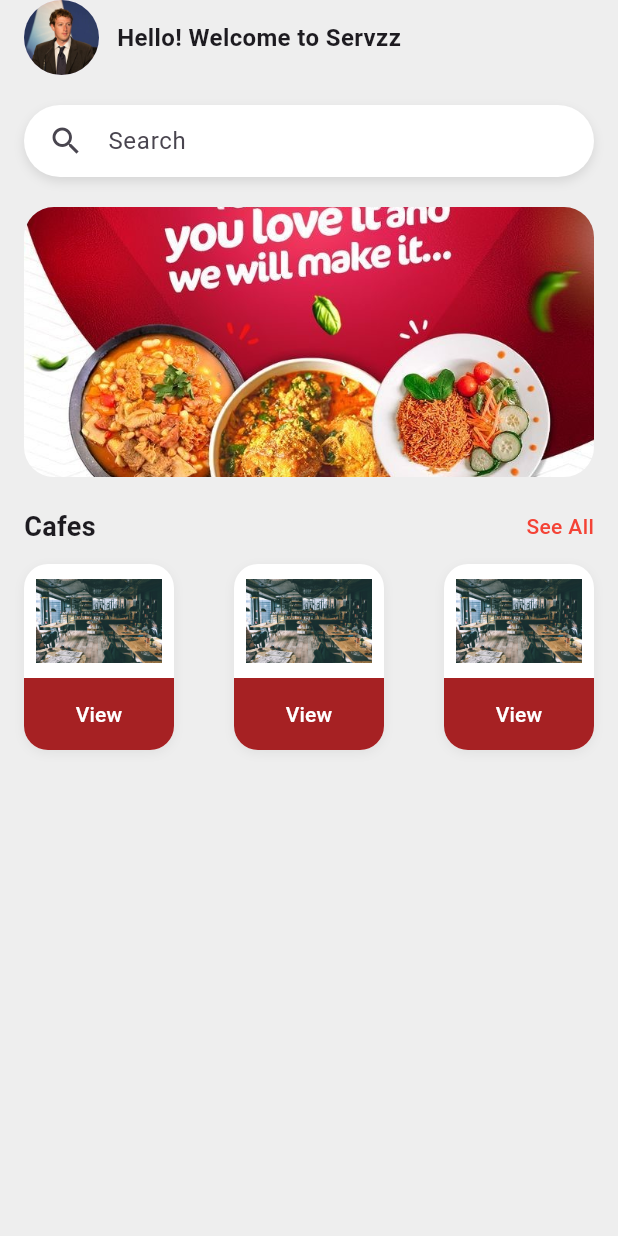
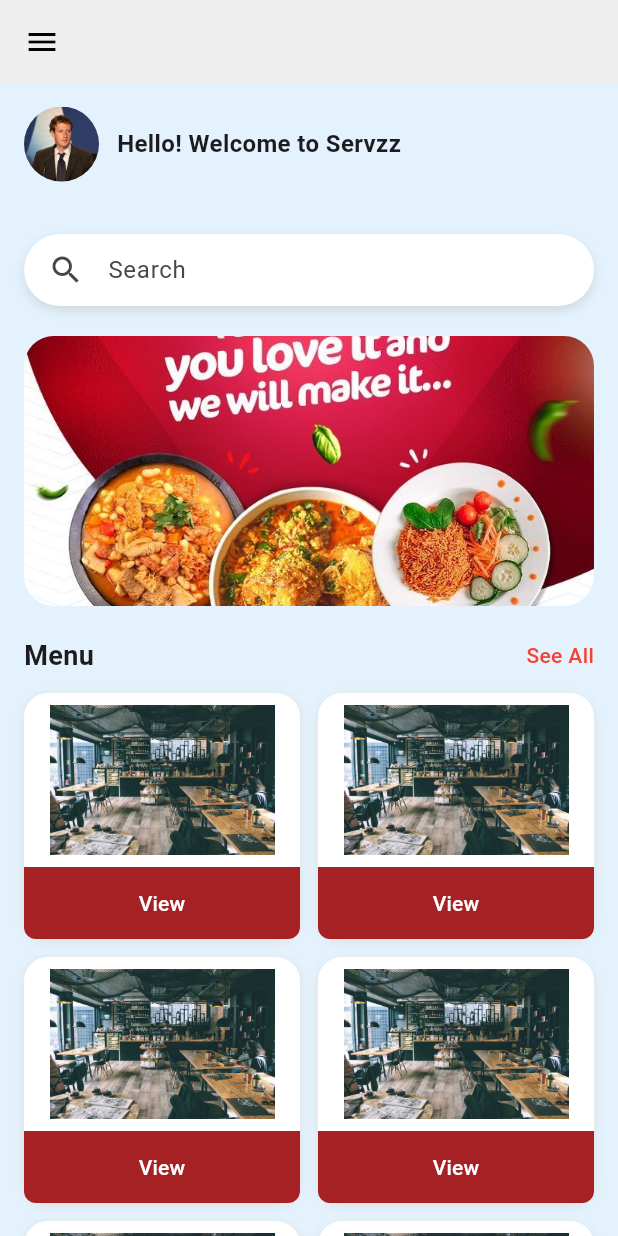
Before and after one commit to AbhisekRai24/servzz, a Flutter app: the screen it shows after launch, after a tap on "Login", on a phone screen of 412 x 824 dp. Run offline on Flutter 3.47's test engine with Material 3 defaults, Android fonts, the light colour scheme and no system bars.

Commit message:
homepage menu list

```diff
--- a/lib/view/home_page_view.dart
+++ b/lib/view/home_page_view.dart
@@ -5,21 +5,70 @@ class HomePageView extends StatelessWidget {
 
   @override
   Widget build(BuildContext context) {
-    return Scaffold(
-      backgroundColor: Colors.grey[200],
-      body: SafeArea(
+    return Scaffold(  backgroundColor: Colors.blue[50],
+  drawer: Drawer(
+    child: Column(
+      children: [
+        DrawerHeader(
+          decoration: BoxDecoration(
+            color: Colors.black54,
+          ),
+          child: Row(
+            children: [
+              CircleAvatar(
+                radius: 30,
+                backgroundImage: AssetImage("assets/image/markk.jpg"),
+              ),
+              SizedBox(width: 12),
+              Text(
+                'Servzz',
+                style: TextStyle(color: Colors.white, fontSize: 20),
+              ),
+            ],
+          ),
+        ),
+        ListTile(
+          leading: Icon(Icons.home),
+          title: Text('Home'),
+          onTap: () {
+            Navigator.pop(context);
+          },
+        ),
+        Spacer(),
+        ListTile(
+          leading: Icon(Icons.logout, color: Colors.red),
+          title: Text(
+            'Logout',
+            style: TextStyle(color: Colors.red),
+          ),
+          onTap: () {
+
+
+            Navigator.pop(context);
+          },
+        ),
+      ],
+    ),
+  ),
+  appBar: AppBar(
+    backgroundColor: Colors.grey[200],
+    elevation: 0,
+    iconTheme: IconThemeData(color: Colors.black),
+  ),
+  body: SafeArea(
         child: SingleChildScrollView(
           child: Padding(
             padding: const EdgeInsets.symmetric(horizontal: 16),
             child: Column(
               crossAxisAlignment: CrossAxisAlignment.start,
               children: [
-                // Profile and greeting
+
                 Row(
                   children: [
+                    SizedBox(height:80),
                     CircleAvatar(
                       radius: 25,
-                      backgroundImage: AssetImage("assets/image/markk.jpg"), // Replace with actual asset
+                      backgroundImage: AssetImage("assets/image/markk.jpg"),
                     ),
                     SizedBox(width: 12),
                     Text(
@@ -58,7 +107,7 @@ class HomePageView extends StatelessWidget {
                 ClipRRect(
                   borderRadius: BorderRadius.circular(20),
                   child: Image.asset(
-                    "assets/image/food_banner.jpg", // Replace with actual asset
+                    "assets/image/food_banner.jpg",
                     fit: BoxFit.cover,
                     height: 180,
                     width: double.infinity,
@@ -71,7 +120,7 @@ class HomePageView extends StatelessWidget {
                   mainAxisAlignment: MainAxisAlignment.spaceBetween,
                   children: [
                     Text(
-                      "Cafes",
+                      "Menu",
                       style: TextStyle(fontSize: 18, fontWeight: FontWeight.bold),
                     ),
                     Text(
@@ -82,14 +131,19 @@ class HomePageView extends StatelessWidget {
                 ),
                 SizedBox(height: 12),
 
-                // Cafe cards
-                Row(
-                  mainAxisAlignment: MainAxisAlignment.spaceBetween,
-                  children: List.generate(3, (index) {
-                    return CafeCard();
-                  }),
-                ),
-                SizedBox(height: 20),
+                 // Cafe cards (updated)
+              Wrap(
+                    spacing: 12,
+                    runSpacing: 12,
+                    children: List.generate(10, (index) =>
+                      SizedBox(
+                        width: (MediaQuery.of(context).size.width - 44) / 2,
+                        child: CafeCard(),
+                      ),
+                    ),
+                  ),
+
+                SizedBox(height:5),
               ],
             ),
           ),
@@ -123,7 +177,7 @@ class CafeCard extends StatelessWidget {
             padding: EdgeInsets.all(8),
             child: Image.asset(
               "assets/image/login_image.jpg", // Replace with actual logo
-              height: 60,
+              height: 100,
             ),
           ),
           Container(
@@ -131,8 +185,8 @@ class CafeCard extends StatelessWidget {
             decoration: BoxDecoration(
               color: Color(0xFFA62123),
               borderRadius: BorderRadius.only(
-                bottomLeft: Radius.circular(16),
-                bottomRight: Radius.circular(16),
+                bottomLeft: Radius.circular(8),
+                bottomRight: Radius.circular(8),
               ),
             ),
             child: TextButton(
--- a/lib/view/login_view.dart
+++ b/lib/view/login_view.dart
@@ -31,7 +31,7 @@ class _LoginViewState extends State<LoginView> {
             ),
           ),
 
-          // Foreground Card with form
+          // Card
           Align(
             alignment: Alignment.bottomCenter,
             child: Container(
@@ -91,6 +91,7 @@ class _LoginViewState extends State<LoginView> {
                       obscureText: true,
                       decoration: InputDecoration(
                         hintText: "Password",
+                        prefixIcon: Icon(Icons.password),
                         border: OutlineInputBorder(
                           borderRadius: BorderRadius.circular(30),
                         ),
--- a/lib/view/register_view.dart
+++ b/lib/view/register_view.dart
@@ -38,7 +38,7 @@ class _RegisterViewState extends State<RegisterView> {
           child: Column(
             crossAxisAlignment: CrossAxisAlignment.start,
             children: [
-              // Removed back arrow and title here
+
 
               // Email
               Text("Enter Email", style: TextStyle(fontWeight: FontWeight.bold)),
@@ -47,6 +47,7 @@ class _RegisterViewState extends State<RegisterView> {
                 controller: emailController,
                 decoration: InputDecoration(
                   hintText: "Enter your email",
+                  prefixIcon: Icon(Icons.email),
                   border: OutlineInputBorder(
                     borderRadius: BorderRadius.circular(30),
                   ),
```
